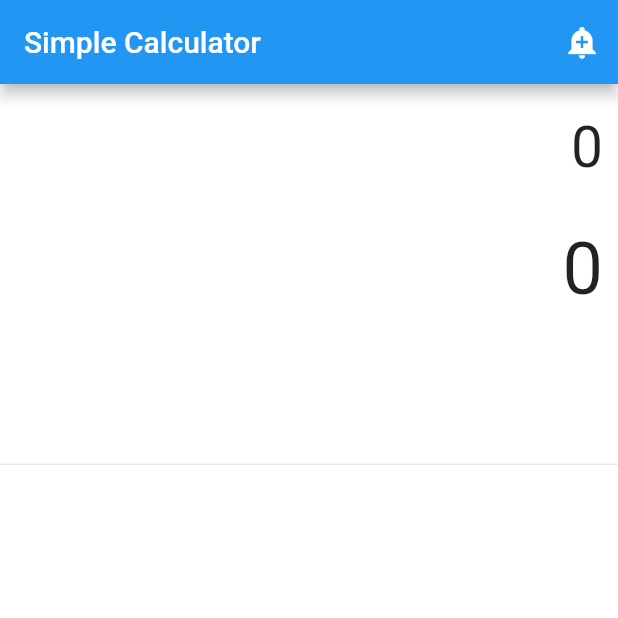
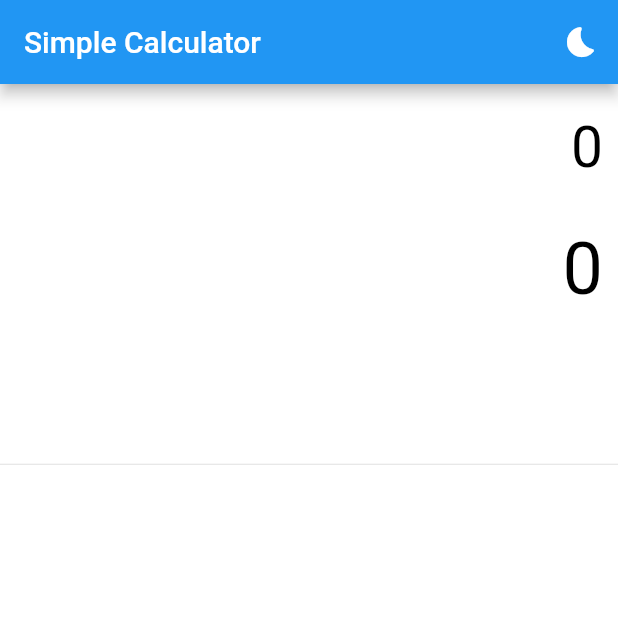
Before and after one commit to coolpat1993/calculatorApp, a Flutter app: the screen it shows after launch, on a phone screen of 412 x 824 dp, the top half of it. Run offline on Flutter 3.47's test engine with Material 2 defaults, Android fonts, the phone set to English and light mode, and no system bars; our stand-ins replace math_expressions; missing offline and left inert: dart:ffi.

Commit message:
optimized code.

```diff
--- a/lib/main.dart
+++ b/lib/main.dart
@@ -34,15 +34,39 @@ class _SimpleCalculatorState extends State<SimpleCalculator> {
   String expression = "";
   double equationFontSize = 38.0;
   double resultFontSize = 48.0;
-  List excludedChars = ['×', '÷', '.', '-', '+'];
+  static const List<String> excludedChars = ['×', '÷', '.', '-', '+'];
   List colorScheme = [
     Colors.black54,
     Colors.white,
     Colors.black87,
-    Colors.grey
+    Color.fromARGB(248, 38, 38, 38),
+    Color.fromARGB(255, 19, 25, 83),
   ];
+
+/*
+List<Map<String, dynamic>> colorScheme = [
+    {
+      "primaryColor": Colors.black54,
+      "secondaryColor": Colors.white,
+      "textColor": Colors.black87,
+      "backgroundColor": Color.fromARGB(248, 38, 38, 38),
+      "buttonColor": Color.fromARGB(255, 19, 25, 83)
+    },
+    {
+      "primaryColor": Colors.white,
+      "secondaryColor": Colors.black87,
+      "textColor": Colors.white,
+      "backgroundColor": Color.fromARGB(248, 38, 38, 38),
+      "buttonColor": Color.fromARGB(255, 19, 25, 83)
+    },
+  ];
+  */
+
   bool newEquasion = false;
   bool _isOn = true;
+
+  final Parser _parser = Parser();
+  final ContextModel _contextModel = ContextModel();
 
   toggle() {
     setState(() => _isOn = !_isOn);
@@ -71,22 +95,18 @@ class _SimpleCalculatorState extends State<SimpleCalculator> {
         equationFontSize = 38.0;
         resultFontSize = 48.0;
 
-        String tempResult = "";
-
+        StringBuffer tempResult = StringBuffer();
         for (int i = 0; i < equation.length - 1; i++) {
           if (excludedChars.contains(equation[i]) &&
               equation[i] == equation[i + 1]) {
-            print('${i}:duplicatefound');
-            tempResult += equation[i];
+            tempResult.write(equation[i]);
             i++;
           } else {
-            tempResult += equation[i];
+            tempResult.write(equation[i]);
           }
-          ;
         }
-        tempResult += equation[equation.length - 1];
-        equation = tempResult;
-        print(tempResult);
+        tempResult.write(equation[equation.length - 1]);
+        equation = tempResult.toString();
 
         if (excludedChars.contains(equation[equation.length - 1])) {
           equation = equation.substring(0, equation.length - 1);
@@ -96,11 +116,8 @@ class _SimpleCalculatorState extends State<SimpleCalculator> {
         expression = expression.replaceAll('÷', "/");
 
         try {
-          Parser p = Parser();
-
-          Expression exp = p.parse(expression);
-          ContextModel cm = ContextModel();
-          result = '${exp.evaluate(EvaluationType.REAL, cm)}';
+          Expression exp = _parser.parse(expression);
+          result = '${exp.evaluate(EvaluationType.REAL, _contextModel)}';
 
           if (result[result.length - 1] == '0' &&
               result[result.length - 2] == '.') {
@@ -167,7 +184,9 @@ class _SimpleCalculatorState extends State<SimpleCalculator> {
           ),
           actions: <Widget>[
             IconButton(
-              icon: const Icon(Icons.add_alert),
+              icon: _isOn
+                  ? Icon(Icons.bedtime_rounded)
+                  : Icon(Icons.bedtime_outlined),
               tooltip: 'Show Snackbar',
               onPressed: () => toggle(),
             ),
@@ -180,14 +199,18 @@ class _SimpleCalculatorState extends State<SimpleCalculator> {
                 padding: EdgeInsets.fromLTRB(10, 20, 10, 0),
                 child: Text(
                   equation,
-                  style: TextStyle(fontSize: equationFontSize),
+                  style: TextStyle(
+                      fontSize: equationFontSize,
+                      color: _isOn ? Colors.black : Colors.white),
                 )),
             Container(
                 alignment: Alignment.centerRight,
                 padding: EdgeInsets.fromLTRB(10, 30, 10, 0),
                 child: Text(
                   result,
-                  style: TextStyle(fontSize: resultFontSize),
+                  style: TextStyle(
+                      fontSize: resultFontSize,
+                      color: _isOn ? Colors.black : Colors.white),
                 )),
             Expanded(child: Divider()),
             Row(
```
